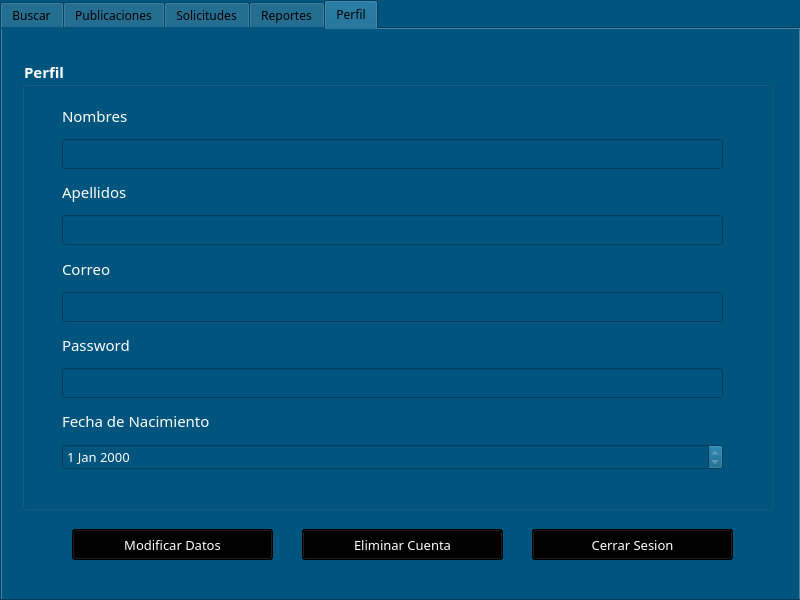
Above: Fase 2/GUI/mainwindow.ui from TeFxiu/-EDD-Proyecto_202206963 before the change. Below: the same form after it.
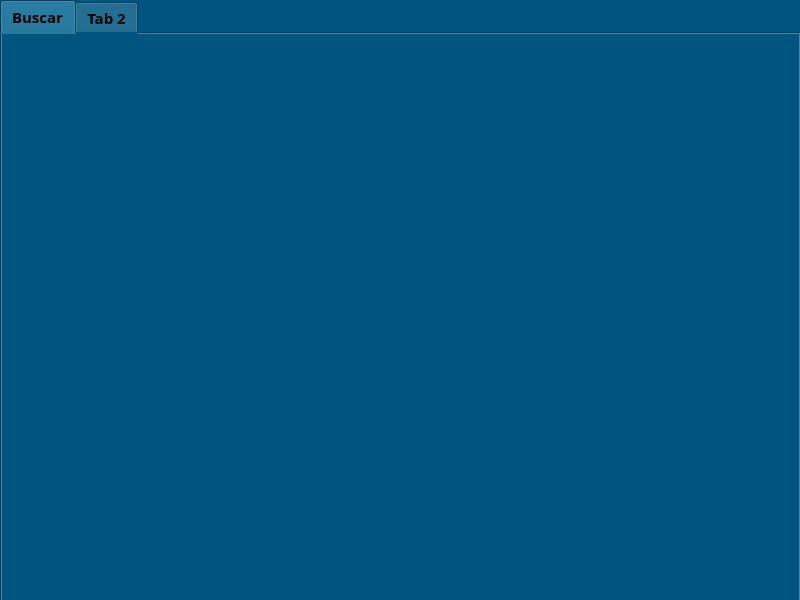
That is the form after the change. The open tabs and pages were chosen to show the change. Icons and pictures are not drawn.

The edit to the form file:
```diff
--- a/Fase 2/GUI/mainwindow.ui
+++ b/Fase 2/GUI/mainwindow.ui
@@ -217,6 +217,35 @@
       </widget>
      </widget>
     </widget>
+    <widget class="QWidget" name="ModuloAdmin">
+     <widget class="QTabWidget" name="admin">
+      <property name="geometry">
+       <rect>
+        <x>0</x>
+        <y>0</y>
+        <width>801</width>
+        <height>611</height>
+       </rect>
+      </property>
+      <property name="font">
+       <font>
+        <family>Cascadia Code</family>
+        <pointsize>11</pointsize>
+        <bold>true</bold>
+       </font>
+      </property>
+      <widget class="QWidget" name="buscarAdmin">
+       <attribute name="title">
+        <string>Buscar</string>
+       </attribute>
+      </widget>
+      <widget class="QWidget" name="tab_2">
+       <attribute name="title">
+        <string>Tab 2</string>
+       </attribute>
+      </widget>
+     </widget>
+    </widget>
     <widget class="QWidget" name="ModuloUsuario">
      <widget class="QTabWidget" name="opcionesMU">
       <property name="geometry">
@@ -775,7 +804,7 @@
                <set>Qt::AlignmentFlag::AlignCenter</set>
               </property>
               <property name="readOnly">
-               <bool>true</bool>
+               <bool>false</bool>
               </property>
              </widget>
             </item>
@@ -810,7 +839,7 @@
                <set>Qt::AlignmentFlag::AlignCenter</set>
               </property>
               <property name="readOnly">
-               <bool>true</bool>
+               <bool>false</bool>
               </property>
              </widget>
             </item>
@@ -845,7 +874,7 @@
                <set>Qt::AlignmentFlag::AlignCenter</set>
               </property>
               <property name="readOnly">
-               <bool>true</bool>
+               <bool>false</bool>
               </property>
              </widget>
             </item>
@@ -880,7 +909,7 @@
                <set>Qt::AlignmentFlag::AlignCenter</set>
               </property>
               <property name="readOnly">
-               <bool>true</bool>
+               <bool>false</bool>
               </property>
              </widget>
             </item>
```
Left out of the diff: 4 changed lines with no effect on the pictures.
